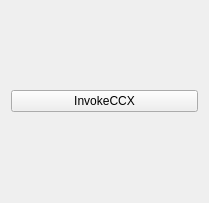
Old version of the form mainwindow.ui in the repository pga4711/QtCameraProjectJNIx.
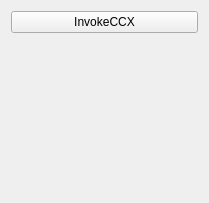
New version of the form.

What changed in the file:
```diff
--- a/mainwindow.ui
+++ b/mainwindow.ui
@@ -22,6 +22,13 @@
       </property>
      </widget>
     </item>
+    <item>
+     <widget class="QLabel" name="uriLabel">
+      <property name="text">
+       <string>&lt;no uri&gt;</string>
+      </property>
+     </widget>
+    </item>
    </layout>
   </widget>
  </widget>
```
